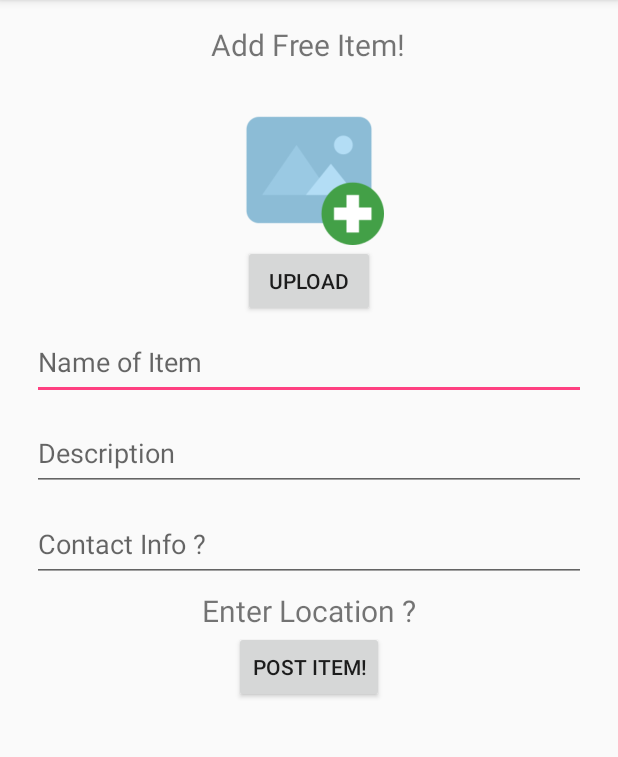
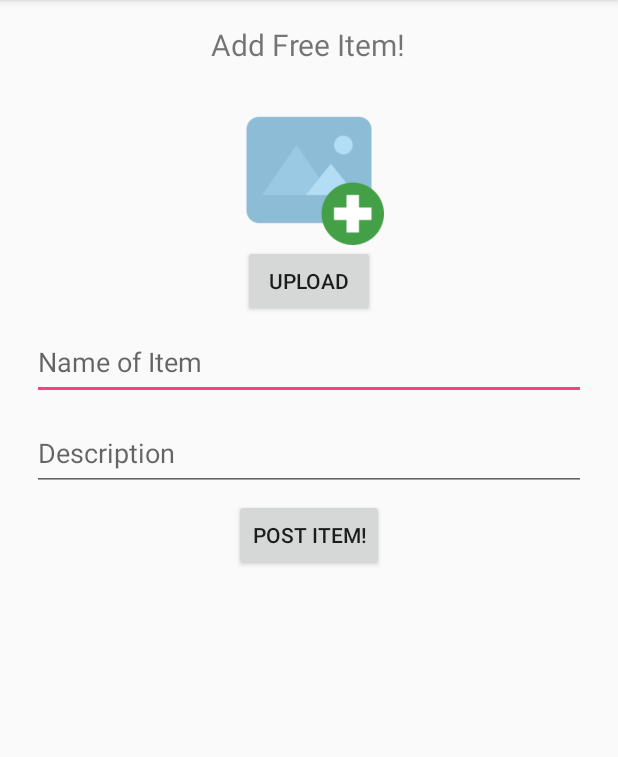
Before and after one commit to dakhila/FreeShyt, an Android app: the ProfileActivity screen opened directly, with no data from a screen before it, on a phone screen of 412 x 824 dp, the part 84-841 px from its top. Run offline under Robolectric (Android 15) with nearby library versions, the phone set to English and light mode, and no system bars; our stand-ins replace Firebase (no records; nobody signed in at launch, a user with empty details on screens opened directly); libraries missing offline, so code that uses them is left out: com.firebase.client; 1 statement that could not run was skipped.

Commit message:
link profile activity info to firebase

```diff
--- a/app/build.gradle
+++ b/app/build.gradle
@@ -26,5 +26,9 @@ dependencies {
     compile 'com.google.firebase:firebase-auth:9.2.0'
     compile 'com.android.support:support-v4:24.1.1'
     compile 'com.android.support:design:24.1.1'
+    compile 'com.google.firebase:firebase-database:9.2.1'
+    compile 'com.firebase:firebase-client-android:2.5.2+'
+    compile 'com.google.firebase:firebase-core:9.2.1'
+    compile 'com.google.firebase:firebase-storage:9.2.1'
 }
 apply plugin: 'com.google.gms.google-services'
--- a/app/src/main/java/com/firstapp/anas/freeshyt/ImageItem.java
+++ b/app/src/main/java/com/firstapp/anas/freeshyt/ImageItem.java
@@ -5,6 +5,7 @@ import android.graphics.Bitmap;
 /**
  * Created by Devin on 8/30/2016.
  */
+
 public class ImageItem {
     private Bitmap image;
     private String title;
--- a/app/src/main/java/com/firstapp/anas/freeshyt/ListActivity.java
+++ b/app/src/main/java/com/firstapp/anas/freeshyt/ListActivity.java
@@ -21,9 +21,7 @@ public class ListActivity extends AppCompatActivity {
         super.onCreate(savedInstanceState);
         setContentView(R.layout.activity_list);
 
-
         Bundle bundle = new Bundle();
-
 
         FragmentTransaction transaction = getSupportFragmentManager().beginTransaction();
         transaction.add(R.id.container, new ItemListFragment())
--- a/app/src/main/java/com/firstapp/anas/freeshyt/ProfileActivity.java
+++ b/app/src/main/java/com/firstapp/anas/freeshyt/ProfileActivity.java
@@ -19,12 +19,17 @@ import android.support.v7.app.AlertDialog;
 import android.support.v7.app.AppCompatActivity;
 import android.view.View;
 import android.widget.Button;
+import android.widget.EditText;
 import android.widget.ImageView;
 import android.widget.TextView;
 import android.widget.Toast;
 
+import com.firebase.client.Firebase;
 import com.google.firebase.auth.FirebaseAuth;
-import com.google.firebase.auth.FirebaseUser;
+import com.google.firebase.database.DatabaseReference;
+import com.google.firebase.database.FirebaseDatabase;
+import com.google.firebase.storage.FirebaseStorage;
+import com.google.firebase.storage.StorageReference;
 
 import java.io.File;
 
@@ -39,21 +44,47 @@ public class ProfileActivity extends AppCompatActivity {
     private static final int REQUEST_EXTERNAL_STORAGE = 50;
     Uri imageUri;
     Bitmap bitmapImage;
+
+    final static String DB_URL = "https://freeshyt-c2989.firebaseio.com/";
+    Firebase myFirebaseRef;
+    private static DatabaseReference mDatabase = FirebaseDatabase.getInstance().getReference();
+    private static DatabaseReference postData = null;
+
+    EditText nameTextField;
+    EditText descTextField;
+    String postName;
+    String postDescription;
+    private Bitmap postImage;
+
+    FirebaseStorage storage = FirebaseStorage.getInstance();
+    StorageReference storageRef = storage.getReferenceFromUrl("gs://freeshyt-c2989.appspot.com");
+//
     @Override
     protected void onCreate(Bundle savedInstanceState) {
         super.onCreate(savedInstanceState);
+        Firebase.setAndroidContext(this);
         setContentView(R.layout.activity_profile);
         // for camera
         iv = (ImageView) findViewById(R.id.imageView);
         Button uploadphoto = (Button) findViewById(R.id.button_upload);
-        Button takePhoto = (Button) findViewById(R.id.buttonPhoto);
-        //buttonphoto.setOnClickListener(this);
-        firebaseAuth = FirebaseAuth.getInstance();
-        if (firebaseAuth.getCurrentUser() == null) {
-            finish();
-            startActivity(new Intent(this, LoginActivity.class));
-        }
-        FirebaseUser user = firebaseAuth.getCurrentUser();
+        Button postButton = (Button) findViewById(R.id.button_post);
+//        firebaseAuth = FirebaseAuth.getInstance();
+//        if (firebaseAuth.getCurrentUser() == null) {
+//            finish();
+//            startActivity(new Intent(this, LoginActivity.class));
+//        }
+//        FirebaseUser user = firebaseAuth.getCurrentUser();
+
+
+        // Create a child reference
+        // imagesRef now points to "images"
+        StorageReference imagesRef = storageRef.child("images");
+
+
+        nameTextField = (EditText) findViewById(R.id.text_name);
+        descTextField = (EditText) findViewById(R.id.text_description);
+
+        final DatabaseReference postsRef = mDatabase.child("Posts");
         //textViewUserEmail = (TextView) findViewById(R.id.textViewUserEmail);
         //textViewUserEmail.setText("Welcome " + user.getEmail());
         //buttonLogout = (Button) findViewById(R.id.buttonLogout);
@@ -79,6 +110,26 @@ public class ProfileActivity extends AppCompatActivity {
             }
         });
 
+        postButton.setOnClickListener(new View.OnClickListener() {
+            @Override
+            public void onClick(View view) {
+//                Intent intent = new Intent(MediaStore.ACTION_IMAGE_CAPTURE);
+//                startActivityForResult(intent, CAM_REQUEST);
+                //selectImage();
+                postName = nameTextField.getText().toString();
+                postDescription = descTextField.getText().toString();
+                Post post = new Post(postName, postDescription);
+
+                //TODO send image to firebase storage
+
+                if(!postName.equals(null) && !postDescription.equals(null)) {
+                    postData = postsRef.push();
+                    postData.setValue(post);
+                    //postData.setValue();
+                    // postsRef.setValue("New!");
+                }
+            }
+        });
 //        takePhoto.setOnClickListener(new View.OnClickListener() {
 //            @Override
 //            public void onClick(View view) {
@@ -168,8 +219,8 @@ public class ProfileActivity extends AppCompatActivity {
         bitmapImage = BitmapFactory.decodeFile(picturePath);
 
         Bitmap rotBit = rotateImageIfRequired(this, bitmapImage, inImage);
-
-        imageView.setImageBitmap(rotBit);
+        postImage = rotBit;
+        imageView.setImageBitmap(postImage);
     }
 
     private static Bitmap rotateImageIfRequired(Context context,Bitmap img, Uri selectedImage) {
--- a/app/src/main/res/layout/activity_profile.xml
+++ b/app/src/main/res/layout/activity_profile.xml
@@ -111,23 +111,23 @@
                 android:voiceSearchMode="showVoiceSearchButton|launchRecognizer"/>
 
 
-        <EditText
-            android:id="@+id/text_contact"
-            android:layout_margin="5dp"
-            android:hint="Contact Info ?"
-            android:layout_width="match_parent"
-            android:layout_height="50dp"
-            android:layout_alignParentBottom="true"
-            android:voiceSearchMode="showVoiceSearchButton|launchRecognizer"/>
+        <!--<EditText-->
+            <!--android:id="@+id/text_contact"-->
+            <!--android:layout_margin="5dp"-->
+            <!--android:hint="Contact Info ?"-->
+            <!--android:layout_width="match_parent"-->
+            <!--android:layout_height="50dp"-->
+            <!--android:layout_alignParentBottom="true"-->
+            <!--android:voiceSearchMode="showVoiceSearchButton|launchRecognizer"/>-->
 
-        <TextView
-            android:layout_width="wrap_content"
-            android:layout_height="wrap_content"
-            android:text="Enter Location ?"
-            android:id="@+id/add_Location"
-            android:layout_gravity="center_horizontal"
-            android:textSize="20dp"
-            />
+        <!--<TextView-->
+            <!--android:layout_width="wrap_content"-->
+            <!--android:layout_height="wrap_content"-->
+            <!--android:text="Enter Location ?"-->
+            <!--android:id="@+id/add_Location"-->
+            <!--android:layout_gravity="center_horizontal"-->
+            <!--android:textSize="20dp"-->
+            <!--/>-->
 
         <Button
             android:layout_width="wrap_content"
```
Also changed, not shown: app/src/main/AndroidManifest.xml (+9 -8 lines), app/src/main/java/com/firstapp/anas/freeshyt/ItemListFragment.java (+2 -8 lines), app/src/main/java/com/firstapp/anas/freeshyt/LoginActivity.java (+21 -25 lines), app/src/main/java/com/firstapp/anas/freeshyt/MainActivity.java (+24 -26 lines), app/src/main/java/com/firstapp/anas/freeshyt/Post.java (added, +33 -0 lines), app/src/main/res/layout/fragment_item_list.xml (+20 -7 lines).
